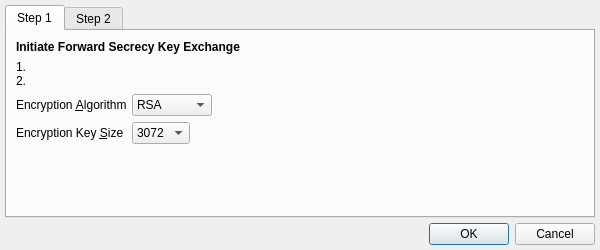
First picture: the form in branches/trunk/GoldBug-UI/spot-on-forward-secrecy-algorithms-selection.ui, repository textbrowser/spot-on, before the edit.
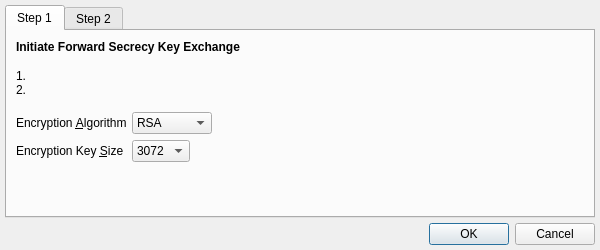
Second picture: the form after the edit. Icons and pictures are not drawn.

```diff
--- a/branches/trunk/GoldBug-UI/spot-on-forward-secrecy-algorithms-selection.ui
+++ b/branches/trunk/GoldBug-UI/spot-on-forward-secrecy-algorithms-selection.ui
@@ -49,6 +49,12 @@
        </item>
        <item>
         <widget class="QLabel" name="text_1">
+         <property name="sizePolicy">
+          <sizepolicy hsizetype="Preferred" vsizetype="Expanding">
+           <horstretch>0</horstretch>
+           <verstretch>0</verstretch>
+          </sizepolicy>
+         </property>
          <property name="text">
           <string>1.
 2.</string>
```
Left out of the diff: 6 changed lines with no effect on the pictures.
